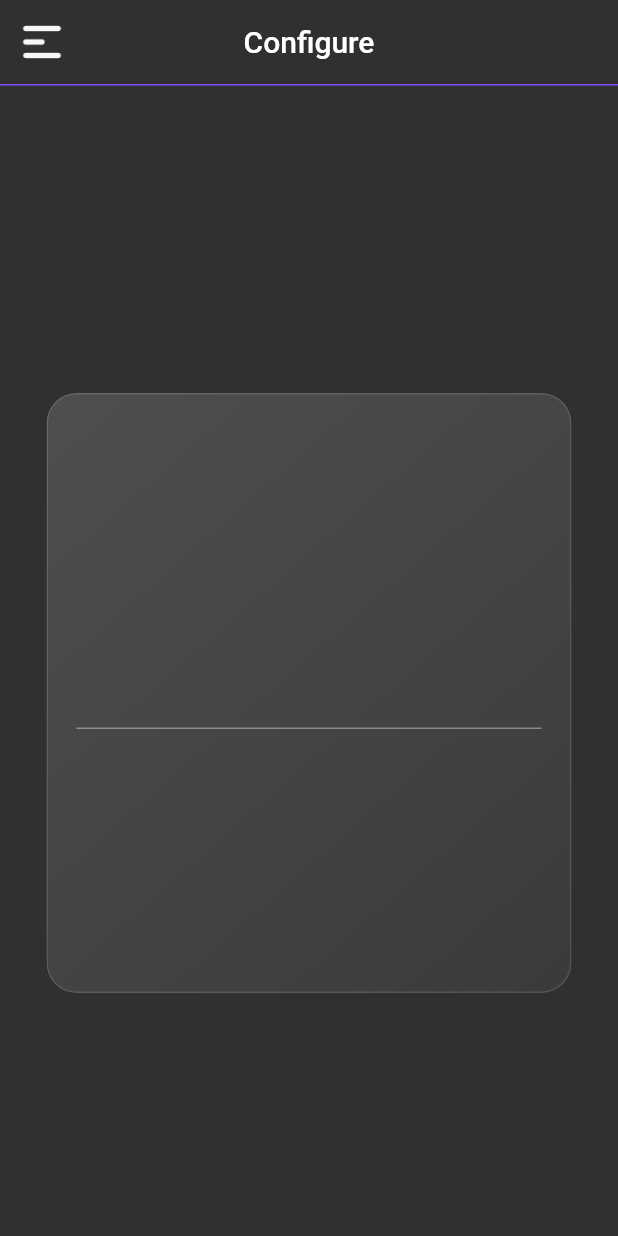
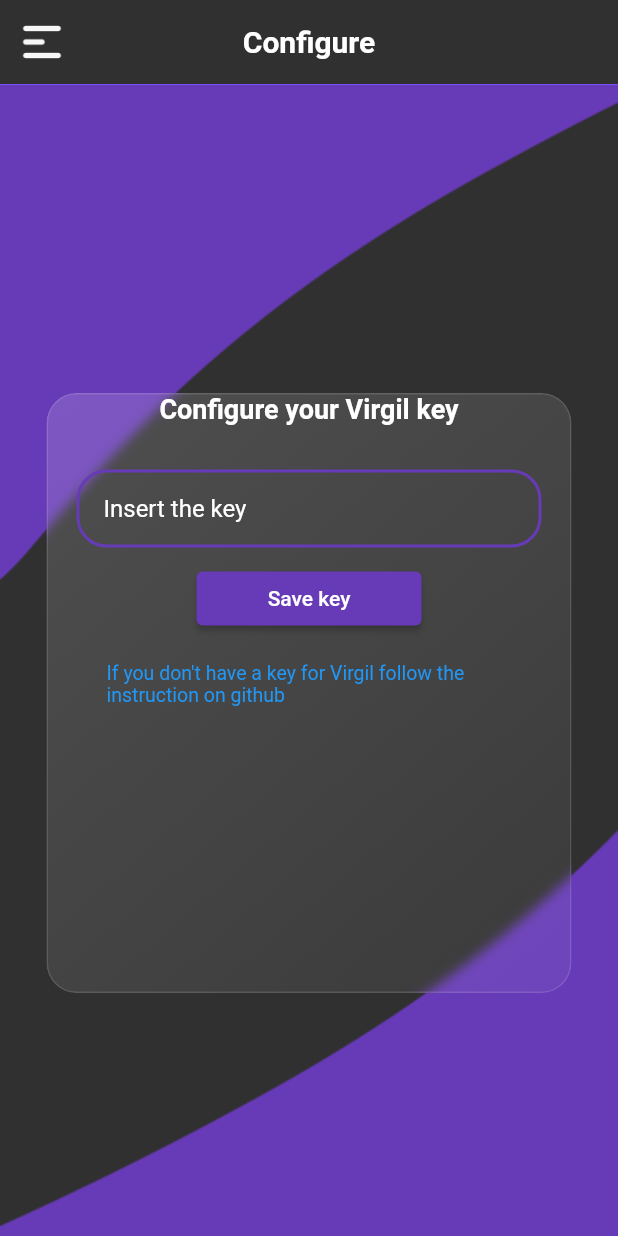
Before and after one commit to ProjecVirgil/VirgilApp, a Flutter app: the configure screen opened directly, on a phone screen of 412 x 824 dp. Run offline on Flutter 3.47's test engine with Material 2 defaults, Android fonts, the phone set to English and light mode, and no system bars; our stand-ins replace firebase_auth, firebase_core, geocoding, geolocator, google_fonts, hexcolor and 2 more; accounts and stored records are empty; Roboto replaces fonts that are missing (Ubuntu).

Commit message:
New page and new feture

```diff
--- a/lib/RouteGenerator.dart
+++ b/lib/RouteGenerator.dart
@@ -1,4 +1,7 @@
+
+
 import 'package:flutter/material.dart';
+import 'package:virgil_app/screen/configure/configure.dart';
 import 'package:virgil_app/screen/home.dart';
 import 'package:virgil_app/screen/settingsVirgil.dart';
 import 'package:virgil_app/screen/signin_signup.dart';
@@ -18,6 +21,8 @@ class RouteGenerator{
         return MaterialPageRoute(builder: (context) => const explore());
       case 'settings':
         return MaterialPageRoute(builder: (context) => const settingsVirgil());
+      case 'configure':
+        return MaterialPageRoute(builder: (context) => const configure());
       default:
         return MaterialPageRoute(builder: (context) => const Text('ciao'));
     }
--- a/lib/main.dart
+++ b/lib/main.dart
@@ -1,6 +1,7 @@
 import 'package:flutter/material.dart';
 import 'package:provider/provider.dart';
 import 'package:virgil_app/RouteGenerator.dart';
+import 'package:virgil_app/screen/configure/configure.dart';
 import 'package:virgil_app/screen/signin_signup.dart';
 import 'package:virgil_app/screen/home.dart';
 import 'package:virgil_app/screen/utils/auth.dart';
--- a/lib/screen/configure/configure.dart
+++ b/lib/screen/configure/configure.dart
@@ -5,7 +5,7 @@ import 'package:google_fonts/google_fonts.dart';
 import 'package:virgil_app/screen/utils/swtichBrightness.dart';
 import 'package:hexcolor/hexcolor.dart';
 import 'package:virgil_app/screen/utils/frostedGlass.dart';
-
+import 'package:virgil_app/screen/configure/formKey.dart';
 
 class configure extends StatefulWidget {
   const configure({super.key});
@@ -16,25 +16,79 @@ class configure extends StatefulWidget {
 
 class _configureState extends State<configure> {
   final GlobalKey<ScaffoldState> _globalKey = GlobalKey<ScaffoldState>();
-  //KEY FORM
-  final formKey = GlobalKey<FormState>();
+
+  final FocusNode _focusNode = FocusNode();
+
+  @override
+  void initState() {
+    super.initState();
+    _focusNode.addListener(_onFocusChange);
+  }
+
+  @override
+  void dispose() {
+    _focusNode.removeListener(_onFocusChange);
+    _focusNode.dispose();
+    super.dispose();
+  }
+
+  void _onFocusChange() {
+    setState(() {
+      // Aggiorna lo stato di focus
+      focus = _focusNode.hasFocus;
+      if (focus) {
+        _opacity = 0;
+      } else {
+        _opacity = 1;
+      }
+    });
+  }
+
+  bool focus = false;
+  double _opacity = 1.0;
+
+  void _handleScreenTap() {
+    // Rimuovi il focus dagli elementi di input
+    _focusNode.unfocus();
+  }
   @override
   Widget build(BuildContext context) {
     Size screenSize = MediaQuery.of(context).size;
     double screenWidth = screenSize.width;
     double screenHeight = screenSize.height;
 
-    return Scaffold(
+    return GestureDetector(
+      onTap: _handleScreenTap,
+      child: Scaffold(
         backgroundColor: HexColor(context.watch<brightessSwitch>().background),
         key: _globalKey,
         drawer: const sideBar(),
-      body: Stack(
-        children: [ CustomScrollView(
-          slivers: [
+        body: Stack(children: [
+          Positioned(
+              //top: -60,
+              top: 20,
+              child: Transform(
+                  alignment: Alignment.center,
+                  transform: Matrix4.identity()..scale(-1.0, -1.0),
+                  child: Image.asset('images/shapeConfigure.png'))),
+          Positioned(
+              //bottom: -60,
+              bottom: 0,
+              child: AnimatedOpacity(
+                  duration: const Duration(milliseconds: 365),
+                  opacity: _opacity,
+                  child: Image.asset('images/shapeConfigure.png'))),
+          CustomScrollView(slivers: [
             SliverAppBar(
               floating: true,
               automaticallyImplyLeading: false,
-          title: const Text('Configure'),
+              title: AnimatedDefaultTextStyle(
+                  style: GoogleFonts.ubuntu(
+                      fontSize: 20,
+                      fontWeight: FontWeight.bold,
+                      color: HexColor(context.watch<brightessSwitch>().text)),
+                  duration: const Duration(seconds: 1),
+                  child: const Text('Configure')),
               centerTitle: true,
               leading: GestureDetector(
                 onTap: () {
@@ -60,25 +114,23 @@ class _configureState extends State<configure> {
                 ),
               ),
             ),
-        ]
-     ),
-
-          Form(
-            key: formKey ,
-            child: Padding(padding: EdgeInsets.only(top:(screenHeight - 300) / 2 ,left: (screenWidth - 350) / 2 ),
+          ]),
+          Padding(
+            padding: EdgeInsets.only(
+                top: (screenHeight - 300) / 2, left: (screenWidth - 350) / 2),
+            child: GestureDetector(
+                onTap: () {
+                  // Rimuovi il focus dagli elementi di input
+                  _focusNode.unfocus();
+                },
                 child: frostedGlass(
                     Width: 350.0,
                     Height: 400.0,
-              child: Padding(
-                padding: EdgeInsets.all(20),
-                child: TextFormField(
-
+                    child: FocusScope(
+                        child:
+                            Focus(focusNode: _focusNode, child: formKey())))),
           ),
-              )
-
-            ),),
-          )
-    ]
+        ]),
       ),
     );
   }
--- a/lib/screen/configure/formKey.dart
+++ b/lib/screen/configure/formKey.dart
@@ -0,0 +1,148 @@
+// ignore_for_file: camel_case_types
+
+import 'package:flutter/material.dart';
+import 'package:provider/provider.dart';
+import 'package:google_fonts/google_fonts.dart';
+import 'package:virgil_app/screen/utils/swtichBrightness.dart';
+import 'package:hexcolor/hexcolor.dart';
+import 'package:url_launcher/url_launcher.dart';
+import 'dart:io';
+import 'package:permission_handler/permission_handler.dart';
+import "package:path_provider/path_provider.dart";
+import 'package:path/path.dart';
+
+
+
+class formKey extends StatefulWidget {
+  const formKey({super.key});
+
+  @override
+  State<formKey> createState() => _formKeyState();
+}
+
+class _formKeyState extends State<formKey> {
+  RegExp regexKey = RegExp(r'^[a-f0-9]{32}$');
+  bool isValid = true;
+
+  TextEditingController _key = TextEditingController();
+
+  //KEY FORM
+  final _formKey = GlobalKey<FormState>();
+
+
+  Future<void> _launchURL() async {
+    final Uri url = Uri.parse('https://github.com/Retr0100/ProjectVirgil');
+    if (await canLaunchUrl(url)) {
+      await launchUrl(url, mode: LaunchMode.externalApplication);
+    } else {
+      throw 'Impossibile aprire l\'URL: $url';
+    }
+  }
+
+  Future<void> requestFilePermissions() async {
+    PermissionStatus status = await Permission.storage.status;
+    print(status);
+    await Permission.storage.request();
+    if (!status.isGranted) {
+      await Permission.storage.request();
+      // I permessi sono stati concessi
+      print('Permesso di accesso ai file concesso');
+    }
+  }
+
+  Future<void> writeKeyFile({required String key}) async {
+      Directory directory = await getApplicationDocumentsDirectory();
+      String filePath = directory.path + '/key.txt';
+      File file = File(filePath);
+      await file.writeAsString(key);
+      print('File scritto con successo');
+    }
+
+  @override
+  Widget build(BuildContext context) {
+    return Form(
+      key: _formKey,
+      child: ListView(
+       physics: const NeverScrollableScrollPhysics(),
+        children: [
+          Center(
+              child: AnimatedDefaultTextStyle(
+                  style: GoogleFonts.ubuntu(
+                      fontSize: 18,
+                      fontWeight: FontWeight.bold,
+                      color: HexColor(context.watch<brightessSwitch>().text)),
+                  duration: const Duration(seconds: 1),
+                  child: const Text('Configure your Virgil key'))),
+          Padding(
+              padding: const EdgeInsets.only(top: 30, left: 20, right: 20),
+              child: Container(
+                decoration: BoxDecoration(
+                  borderRadius: BorderRadius.circular(20.0),
+                  color: Colors.transparent,
+                  border: Border.all(
+                    color: Colors.deepPurple, // Cambia il colore dei bordi qui
+                    width: 2.0, // Imposta la larghezza dei bordi
+                  ),
+                ),
+                child: TextFormField(
+                  maxLines: 1,
+                  validator: (value) {
+                    if (!regexKey.hasMatch(value!)) {
+                      return 'Key not valid';
+                    }
+                    return null;
+                  },
+                  controller:_key ,
+                  cursorColor: Colors.deepPurple,
+                  style: TextStyle(
+                      color: HexColor(context.watch<brightessSwitch>().text)),
+                  decoration: InputDecoration(
+                    hintText: 'Insert the key',
+                    hintStyle: TextStyle(
+                        color: HexColor(context.watch<brightessSwitch>().text)),
+                    border: InputBorder.none,
+                    // Rimuove il bordo predefinito del TextField
+                    contentPadding: const EdgeInsets.symmetric(
+                        horizontal: 16.0, vertical: 12.0),
+                  ),
+                ),
+              )),
+          Padding(
+            padding:
+                const EdgeInsets.symmetric(vertical: 10.0, horizontal: 100),
+            child: ElevatedButton(
+              onPressed: () {
+                if (_formKey.currentState!.validate()) {
+                  writeKeyFile(key: _key.text );
+                }
+              },
+              style: ButtonStyle(
+                backgroundColor:
+                    MaterialStateProperty.all<Color>(Colors.deepPurple),
+              ),
+              child: const Text('Save key'),
+            ),
+          ),
+          Padding(
+            padding: const EdgeInsets.symmetric(vertical: 8.0, horizontal: 40),
+            child: SizedBox(
+              width: 300,
+              height: 200,
+              child: GestureDetector(
+                  onTap: () {
+                    _launchURL();
+                  },
+                  child: Text(
+                    "If you don't have a key for Virgil follow the instruction on github",
+                    style: GoogleFonts.ubuntu(
+                        fontSize: 13,
+                        fontWeight: FontWeight.normal,
+                        color: Colors.blue),
+                  )),
+            ),
+          ),
+        ],
+      ),
+    );
+  }
+}
--- a/lib/screen/home.dart
+++ b/lib/screen/home.dart
@@ -151,12 +151,6 @@ class _homeState extends State<home> {
                             color:
                                 HexColor(context.read<brightessSwitch>().text)),
                         const CardSetting(
-                          title: 'Virgil setting',
-                          icon: 'images/Icons/setting-lines.png',
-                          paragraf: 'Modify the setting of your virgil',
-                          page: 'settings',
-                        ),
-                        const CardSetting(
                           title: 'Explore',
                           icon: 'images/Icons/compass.png',
                           paragraf: 'Find out what Virgil can do',
@@ -166,7 +160,13 @@ class _homeState extends State<home> {
                           title: 'Configure',
                           icon: 'images/Icons/configuration.png',
                           paragraf: 'Configure your Virgil with app',
-                          page: '',
+                          page: 'configure',
+                        ),
+                        const CardSetting(
+                          title: 'Virgil setting',
+                          icon: 'images/Icons/setting-lines.png',
+                          paragraf: 'Modify the setting of your virgil',
+                          page: 'settings',
                         ),
                       ],
                     )),
--- a/lib/screen/utils/frostedGlass.dart
+++ b/lib/screen/utils/frostedGlass.dart
@@ -1,7 +1,10 @@
 // ignore_for_file: non_constant_identifier_names, prefer_typing_uninitialized_variables, camel_case_types
 
 import 'package:flutter/material.dart';
+import 'package:hexcolor/hexcolor.dart';
 import 'dart:ui';
+import 'package:provider/provider.dart';
+import 'package:virgil_app/screen/utils/swtichBrightness.dart';
 
 class frostedGlass extends StatelessWidget {
   const frostedGlass(
@@ -27,16 +30,17 @@ class frostedGlass extends StatelessWidget {
               filter: ImageFilter.blur(sigmaX: 4.0, sigmaY: 4.0),
               child: Container(),
             ),
-            Container(
+            AnimatedContainer(
+              duration: const Duration(seconds: 1),
               decoration: BoxDecoration(
                   borderRadius: BorderRadius.circular(20),
-                  border: Border.all(color: Colors.white.withOpacity(0.13)),
+                  border: Border.all(color: HexColor(context.watch<brightessSwitch>().text).withOpacity(0.13)),
                   gradient: LinearGradient(
                       begin: Alignment.topLeft,
                       end: Alignment.bottomRight,
                       colors: [
-                        Colors.white.withOpacity(0.15),
-                        Colors.white.withOpacity(0.05),
+                        HexColor(context.watch<brightessSwitch>().text).withOpacity(0.15),
+                        HexColor(context.watch<brightessSwitch>().text).withOpacity(0.05),
                       ])),
             ),
             Center(
--- a/pubspec.yaml
+++ b/pubspec.yaml
@@ -44,6 +44,11 @@ dependencies:
   location: ^5.0.0
   geocoding: ^2.1.0
   geolocator: ^9.0.2
+  http: ^1.0.0
+  url_launcher: ^6.1.12
+  path_provider: ^2.0.2
+  file_picker: ^5.3.2
+  permission_handler: ^10.4.3
 
 dev_dependencies:
   flutter_test:
@@ -72,6 +77,7 @@ flutter:
     - images/Icons/
     - images/
     - images/UndrawCard/
+    - key.txt
 
   # An image asset can refer to one or more resolution-specific "variants", see
   # https://flutter.dev/assets-and-images/#resolution-aware
```
Also changed, not shown: lib/screen/exploreVirgil.dart (+6 -2 lines), lib/screen/settingsVirgil.dart (+191 -138 lines), lib/screen/utils/sideBar.dart (+6 -1 lines), images/shapeConfigure.png (added), key.txt (added), pubspec.lock, 3 other files. Lines whose indentation alone changed are shown as unchanged.
